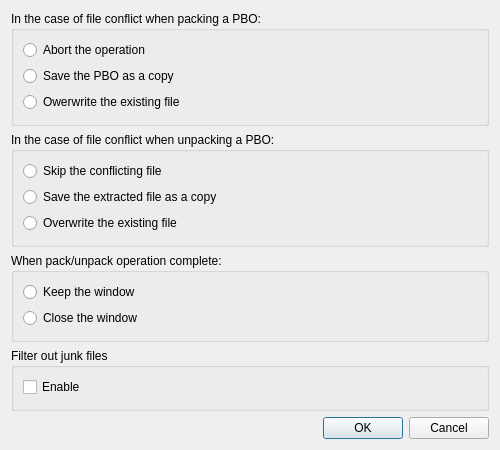
Before: the Qt Designer form pbom/ui/settingsdialog.ui in winseros/pboman3, drawn with Qt 5.
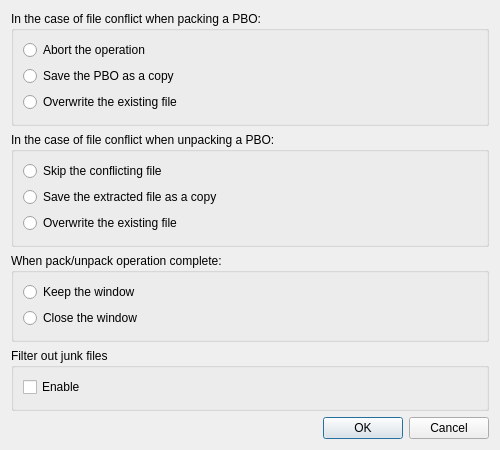
After: the same form once the commit is applied. Icons and pictures are not drawn.

The edit to the form file:
```diff
--- a/pbom/ui/settingsdialog.ui
+++ b/pbom/ui/settingsdialog.ui
@@ -56,7 +56,7 @@
       <item>
        <widget class="QRadioButton" name="rbPackOption3">
         <property name="text">
-         <string>Owerwrite the existing file</string>
+         <string>Overwrite the existing file</string>
         </property>
        </widget>
       </item>
```
